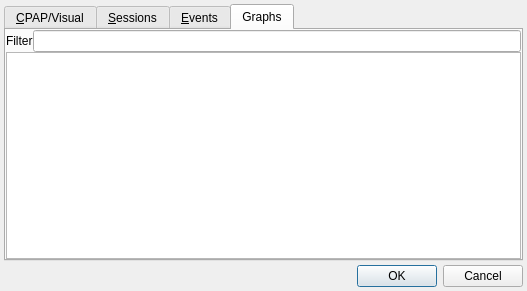
Old version of the form preferencesdialog.ui in the repository sbonaime/sleepyhead-code..
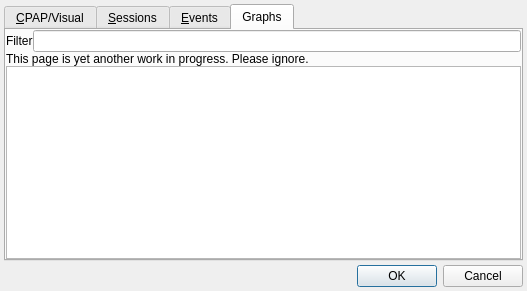
New version of the form.

Commit message: Ask before opening oximetry screen, W.I.P. message in preferences->Graph

The edit to the form file:
```diff
--- a/preferencesdialog.ui
+++ b/preferencesdialog.ui
@@ -486,6 +486,13 @@
          </item>
         </layout>
        </item>
+       <item>
+        <widget class="QLabel" name="label_9">
+         <property name="text">
+          <string>This page is yet another work in progress. Please ignore.</string>
+         </property>
+        </widget>
+       </item>
        <item>
         <widget class="QTreeWidget" name="graphTree">
          <property name="headerHidden">
```
The commit also changes 1 other file.
